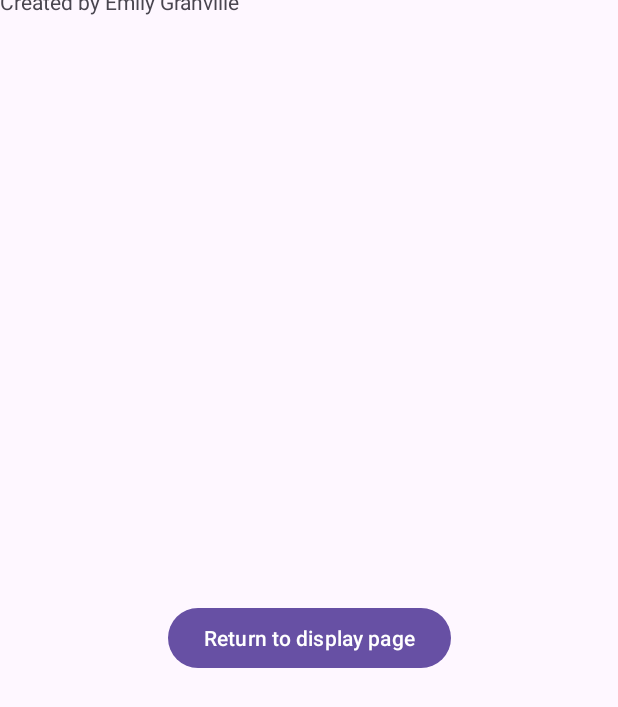
After one commit to emilygranville/videogamelist, an Android app: the layout fragment_about_vg_view.xml on its own in the app's theme, with its tools: preview values and no code run, on a phone screen of 412 x 824 dp. The commit adds this screen. Shown: the top 707 px of the screen. Run offline under Robolectric (Android 15) with nearby library versions, the phone set to English and light mode, and no system bars.

Commit message:
Creates and implements About page

```diff
--- a/app/app/src/main/java/com/emilygranville/videogamelist/View/DisplayVGView.java
+++ b/app/app/src/main/java/com/emilygranville/videogamelist/View/DisplayVGView.java
@@ -260,7 +260,7 @@ public class DisplayVGView extends Fragment implements IDisplayVGView {
                     Toast.makeText(DisplayVGView.this.binding.getRoot().getContext(), "Save to cloud", Toast.LENGTH_SHORT).show();
                     return true;
                 } else if (itemId == R.id.about_page_item) {
-                    Toast.makeText(DisplayVGView.this.binding.getRoot().getContext(), "About page", Toast.LENGTH_SHORT).show();
+                    DisplayVGView.this.listener.displayAboutPage();
                     return true;
                 }
                 return false;
--- a/app/app/src/main/java/com/emilygranville/videogamelist/View/IDisplayVGView.java
+++ b/app/app/src/main/java/com/emilygranville/videogamelist/View/IDisplayVGView.java
@@ -47,6 +47,11 @@ public interface IDisplayVGView {
          * @param videoGame game to change favorite
          */
         void favorite(VideoGame videoGame);
+
+        /**
+         * Alerts listener to show the about page
+         */
+        void displayAboutPage();
     }
 
     /**
--- /dev/null
+++ b/app/app/src/main/res/layout/fragment_about_vg_view.xml
@@ -0,0 +1,31 @@
+<?xml version="1.0" encoding="utf-8"?>
+<androidx.constraintlayout.widget.ConstraintLayout xmlns:android="http://schemas.android.com/apk/res/android"
+    xmlns:app="http://schemas.android.com/apk/res-auto"
+    xmlns:tools="http://schemas.android.com/tools"
+    android:id="@+id/ConstraintLayout"
+    android:layout_width="match_parent"
+    android:layout_height="match_parent"
+    tools:context=".View.AboutVGView">
+
+    <TextView
+        android:id="@+id/about_info"
+        android:layout_width="match_parent"
+        android:layout_height="wrap_content"
+        android:layout_marginTop="60dp"
+        android:text="@string/about_info_txt"
+        app:layout_constraintBottom_toTopOf="parent"
+        app:layout_constraintEnd_toStartOf="parent"
+        app:layout_constraintStart_toStartOf="parent"
+        app:layout_constraintTop_toTopOf="parent" />
+
+    <Button
+        android:id="@+id/about_return_btn"
+        android:layout_width="wrap_content"
+        android:layout_height="wrap_content"
+        android:layout_marginTop="16dp"
+        android:text="@string/about_return_btn_txt"
+        app:layout_constraintBottom_toBottomOf="parent"
+        app:layout_constraintEnd_toEndOf="parent"
+        app:layout_constraintStart_toStartOf="parent"
+        app:layout_constraintTop_toBottomOf="@+id/about_info" />
+</androidx.constraintlayout.widget.ConstraintLayout>
--- a/app/app/src/main/res/values/strings.xml
+++ b/app/app/src/main/res/values/strings.xml
@@ -27,4 +27,8 @@
     <string name="save_to_cloud_item_txt">Save to cloud</string>
     <string name="about_page_item_txt">About page</string>
     <string name="display_menu_txt">Menu</string>
+    <!-- TODO: Remove or change this placeholder text -->
+    <string name="hello_blank_fragment">Hello blank fragment</string>
+    <string name="about_info_txt">Created by Emily Granville</string>
+    <string name="about_return_btn_txt">Return to display page</string>
 </resources>
```
Also changed, not shown: app/app/src/main/java/com/emilygranville/videogamelist/Controller/MainActivity.java (+37 -3 lines), app/app/src/main/java/com/emilygranville/videogamelist/View/AboutVGView.java (added, +80 -0 lines), app/app/src/main/java/com/emilygranville/videogamelist/View/IAboutVGView.java (added, +24 -0 lines).
